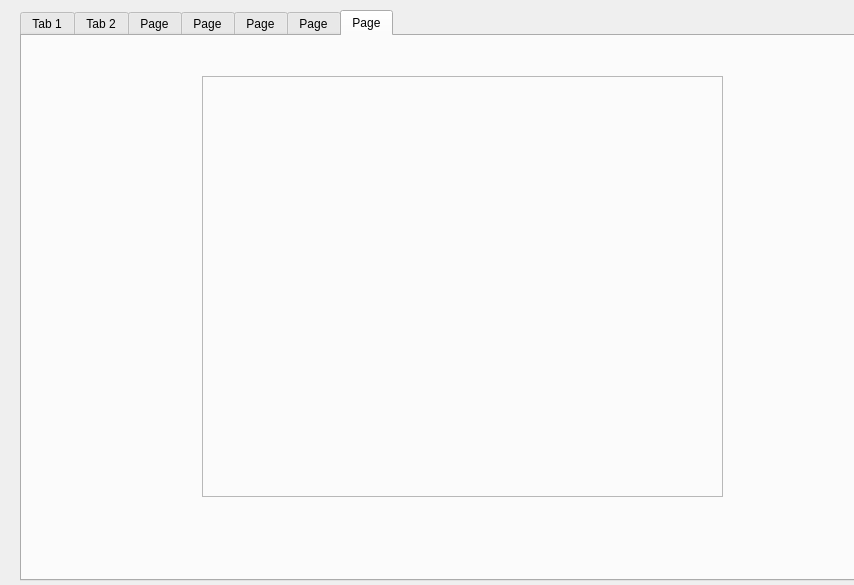
Qt form notobviousmethod.ui (N45ING/CW) before a commit.
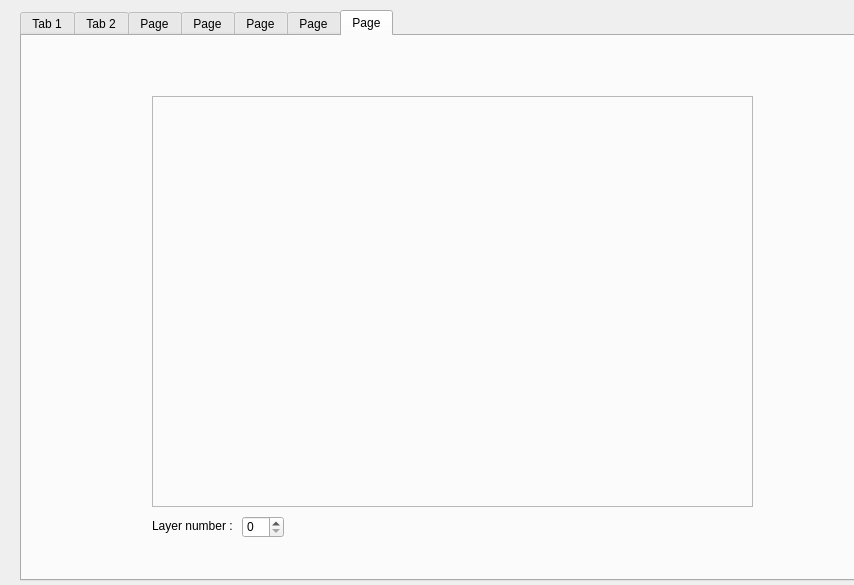
The same form after that commit.

```diff
--- a/notobviousmethod.ui
+++ b/notobviousmethod.ui
@@ -214,10 +214,10 @@
     <widget class="QFrame" name="graphGridFrame">
      <property name="geometry">
       <rect>
-       <x>180</x>
-       <y>40</y>
-       <width>521</width>
-       <height>421</height>
+       <x>130</x>
+       <y>60</y>
+       <width>601</width>
+       <height>411</height>
       </rect>
      </property>
      <property name="frameShape">
@@ -227,6 +227,29 @@
       <enum>QFrame::Raised</enum>
      </property>
     </widget>
+    <widget class="QSpinBox" name="projectionNumber">
+     <property name="geometry">
+      <rect>
+       <x>220</x>
+       <y>480</y>
+       <width>42</width>
+       <height>22</height>
+      </rect>
+     </property>
+    </widget>
+    <widget class="QLabel" name="projectionLabel">
+     <property name="geometry">
+      <rect>
+       <x>130</x>
+       <y>480</y>
+       <width>91</width>
+       <height>20</height>
+      </rect>
+     </property>
+     <property name="text">
+      <string>Layer number :</string>
+     </property>
+    </widget>
    </widget>
   </widget>
  </widget>
```
Left out of the diff: 6 changed lines with no effect on the pictures.
